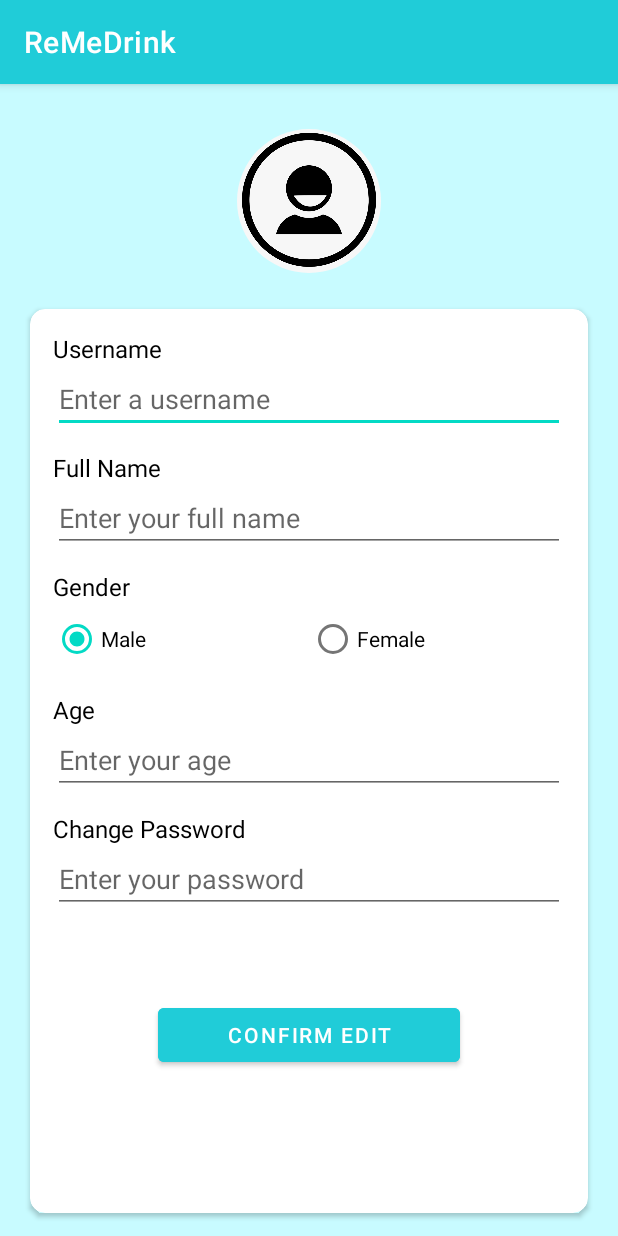
After one commit to angeliawidjaja/ReMeDrink, an Android app: the EditProfileActivity screen opened directly, with no data from a screen before it, on a phone screen of 412 x 824 dp. The commit adds this screen. Run offline under Robolectric (Android 15) with nearby library versions, the phone set to English and light mode, and no system bars; our stand-ins replace CircleImageView.

Commit message:
feat: Connect Edit Profile to Profile

```diff
--- a/app/src/main/AndroidManifest.xml
+++ b/app/src/main/AndroidManifest.xml
@@ -15,6 +15,9 @@
         android:supportsRtl="true"
         android:theme="@style/Theme.Pathway_jogging"
         tools:ignore="GoogleAppIndexingWarning">
+        <activity
+            android:name=".app.landing.profile.EditProfileActivity"
+            android:exported="true" />
         <activity
             android:name=".PlankActivity"
             android:exported="true" />
--- /dev/null
+++ b/app/src/main/java/com/example/remedrink/app/landing/profile/EditProfileActivity.java
@@ -0,0 +1,19 @@
+package com.example.remedrink.app.landing.profile;
+
+import androidx.appcompat.app.AppCompatActivity;
+
+import android.os.Bundle;
+
+import com.example.remedrink.databinding.ActivityEditProfileBinding;
+
+public class EditProfileActivity extends AppCompatActivity {
+
+    private ActivityEditProfileBinding binding;
+
+    @Override
+    protected void onCreate(Bundle savedInstanceState) {
+        super.onCreate(savedInstanceState);
+        binding = ActivityEditProfileBinding.inflate(getLayoutInflater());
+        setContentView(binding.getRoot());
+    }
+}
--- a/app/src/main/java/com/example/remedrink/app/landing/profile/EditProfileFragment.java
+++ /dev/null
@@ -1,4 +0,0 @@
-package com.example.remedrink.app.landing.profile;
-
-public class EditProfileFragment {
-}
--- a/app/src/main/res/layout/fragment_edit_profile.xml
+++ b/app/src/main/res/layout/activity_edit_profile.xml
@@ -2,10 +2,11 @@
 <RelativeLayout xmlns:android="http://schemas.android.com/apk/res/android"
     xmlns:app="http://schemas.android.com/apk/res-auto"
     xmlns:tools="http://schemas.android.com/tools"
+    android:id="@+id/container"
+    android:background="@color/light_blue"
     android:layout_width="match_parent"
     android:layout_height="match_parent"
-    android:background="@color/light_blue"
-    tools:context=".app.landing.profile.EditProfileFragment">
+    tools:context=".app.landing.profile.EditProfileActivity">
 
     <androidx.constraintlayout.widget.ConstraintLayout
         android:layout_width="match_parent"
@@ -183,4 +184,5 @@
 
         </LinearLayout>
     </androidx.cardview.widget.CardView>
+
 </RelativeLayout>
--- a/app/src/main/res/layout/fragment_home.xml
+++ b/app/src/main/res/layout/fragment_home.xml
@@ -74,7 +74,7 @@
                             android:gravity="center"
                             android:text="Weight"
                             android:textColor="@color/dark_blue"
-                            android:textSize="25dp" />
+                            android:textSize="25sp" />
 
                         <TextView
                             android:id="@+id/weight_value"
@@ -117,7 +117,7 @@
                             android:layout_marginBottom="10dp"
                             android:text="Height"
                             android:textColor="@color/dark_blue"
-                            android:textSize="25dp" />
+                            android:textSize="25sp" />
 
                         <TextView
                             android:id="@+id/height_value"
```
Also changed, not shown: app/src/main/java/com/example/remedrink/app/landing/profile/ProfileFragment.java (+8 -21 lines).
